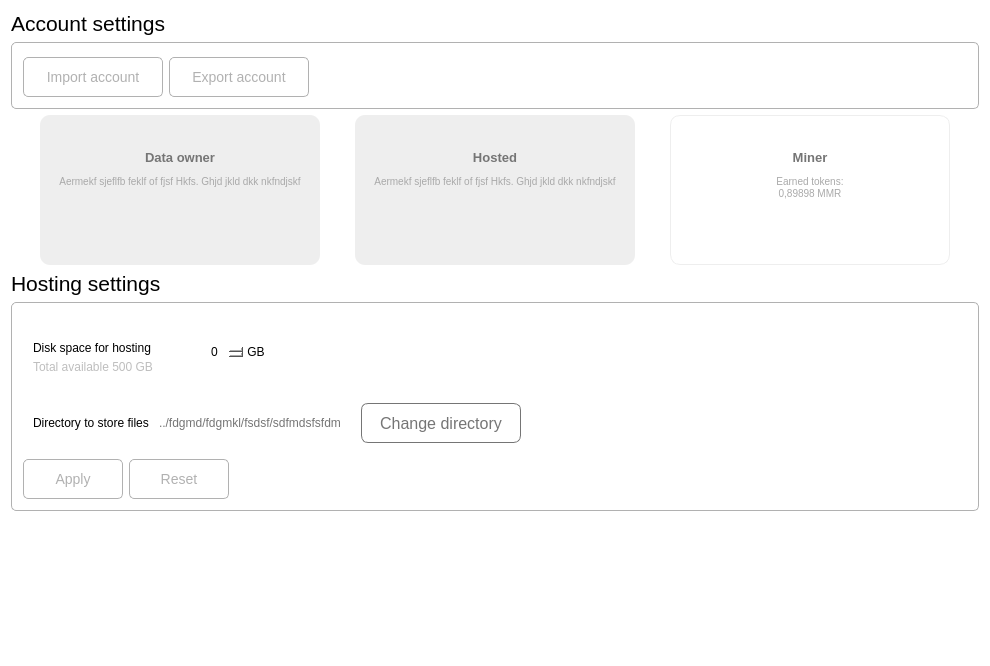
The window that memority/ui/settings.ui (Memority/memority) describes before a commit, drawn with Qt 5.
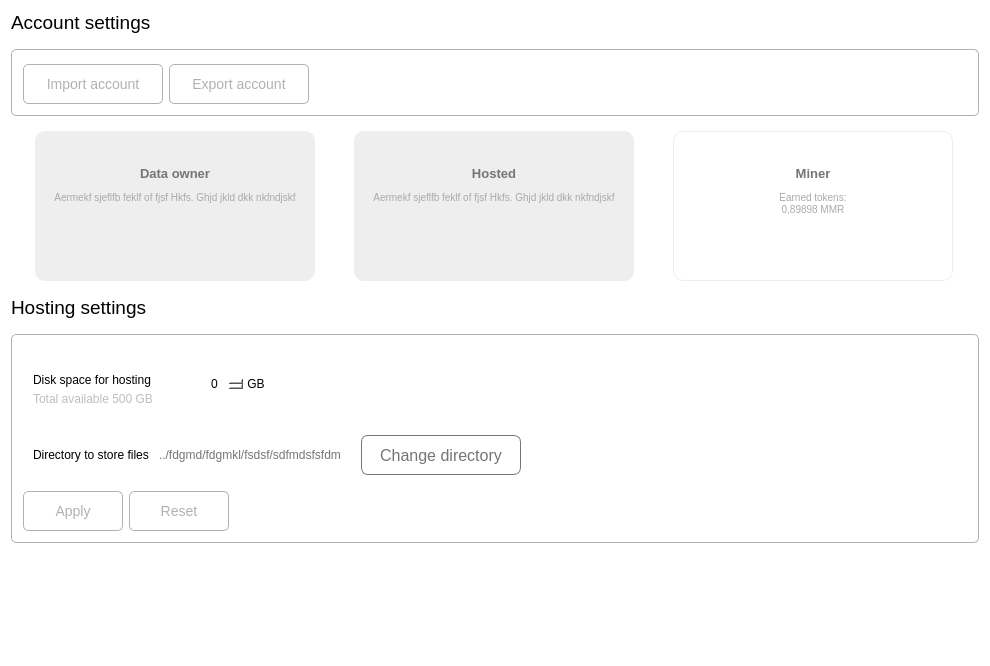
The same window after the commit. Icons and pictures are not drawn.

```diff
--- a/memority/ui/settings.ui
+++ b/memority/ui/settings.ui
@@ -18,10 +18,13 @@
 </string>
   </property>
   <layout class="QVBoxLayout" name="verticalLayout_5">
+   <property name="spacing">
+    <number>15</number>
+   </property>
    <item>
     <widget class="QLabel" name="label">
      <property name="text">
-      <string>&lt;html&gt;&lt;head/&gt;&lt;body&gt;&lt;p&gt;&lt;span style=&quot; font-size:16pt;&quot;&gt;Account settings&lt;/span&gt;&lt;/p&gt;&lt;/body&gt;&lt;/html&gt;</string>
+      <string>&lt;html&gt;&lt;head/&gt;&lt;body&gt;&lt;p&gt;&lt;span style=&quot; font-size:14pt;&quot;&gt;Account settings&lt;/span&gt;&lt;/p&gt;&lt;/body&gt;&lt;/html&gt;</string>
      </property>
     </widget>
    </item>
@@ -348,7 +351,7 @@
    <item>
     <widget class="QLabel" name="label_8">
      <property name="text">
-      <string>&lt;html&gt;&lt;head/&gt;&lt;body&gt;&lt;p&gt;&lt;span style=&quot; font-size:16pt;&quot;&gt;Hosting settings&lt;/span&gt;&lt;/p&gt;&lt;/body&gt;&lt;/html&gt;</string>
+      <string>&lt;html&gt;&lt;head/&gt;&lt;body&gt;&lt;p&gt;&lt;span style=&quot; font-size:14pt;&quot;&gt;Hosting settings&lt;/span&gt;&lt;/p&gt;&lt;/body&gt;&lt;/html&gt;</string>
      </property>
     </widget>
    </item>
```
